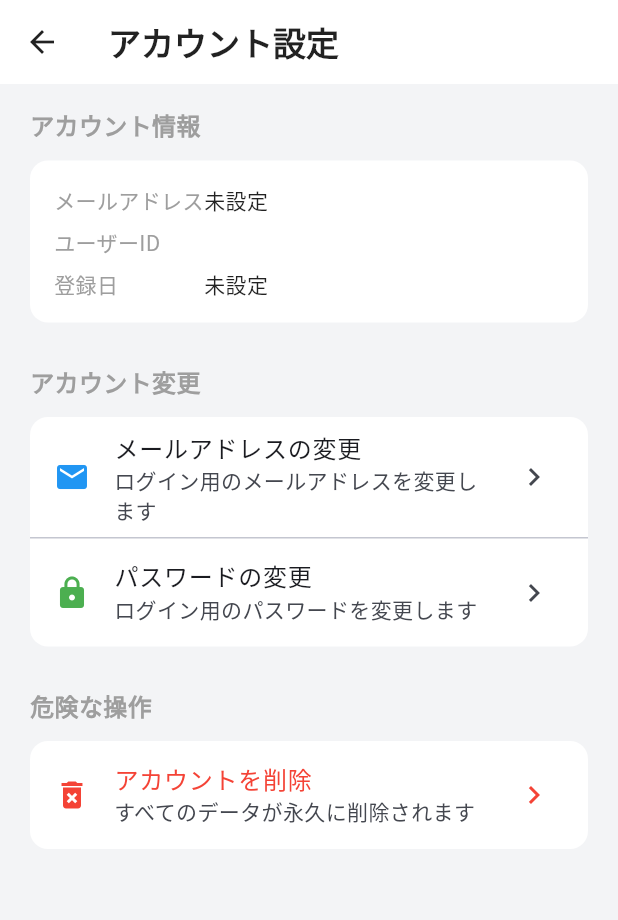
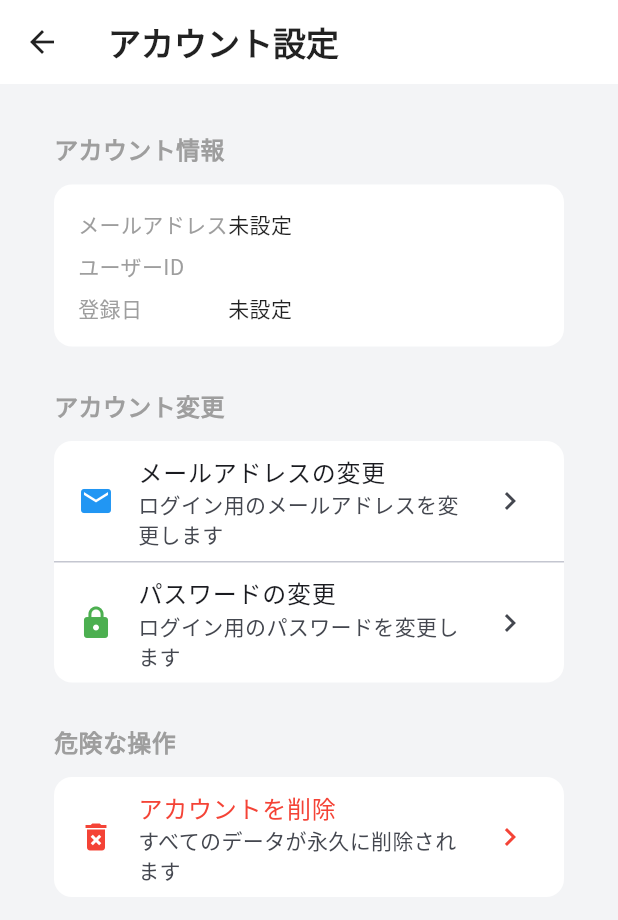
Before and after one commit to naka6ryo/Yuruito_UI_idea, a Flutter app: the SettingsScreen screen opened by its route, after a tap on "アカウント管理", on a phone screen of 412 x 824 dp. Shown: the top 920 px of the screen. Run offline on Flutter 3.47's test engine with Material 3 defaults, Android fonts, the phone set to English and light mode, and no system bars; our stand-ins replace cloud_firestore, firebase_auth, firebase_core, flutter_riverpod, geolocator, google_fonts and 2 more; missing offline and left inert: dart:html, dart:js_util; accounts and stored records are empty; statements that could not run were skipped.

Commit message:
スマホUI完全対応！！！！

```diff
--- a/lib/features/settings/presentation/account_settings_screen.dart
+++ b/lib/features/settings/presentation/account_settings_screen.dart
@@ -274,8 +274,31 @@ class _AccountSettingsScreenState extends State<AccountSettingsScreen> {
 
   @override
   Widget build(BuildContext context) {
-    // Use same phone-like framed layout on web as AppShell
-    if (kIsWeb) {
+    final screenWidth = MediaQuery.of(context).size.width;
+    const phoneWidthThreshold = 900.0;
+    final isWeb = kIsWeb;
+    final isNarrow = screenWidth < phoneWidthThreshold;
+
+    final scaffold = Scaffold(
+      backgroundColor: const Color(0xFFF3F4F6),
+      appBar: AppBar(
+        backgroundColor: Colors.white,
+        elevation: 0.5,
+        leading: IconButton(
+          icon: const Icon(Icons.arrow_back, color: Colors.black87),
+          onPressed: () => Navigator.pop(context),
+        ),
+        title: const Text(
+          'アカウント設定',
+          style: TextStyle(color: Colors.black87, fontWeight: FontWeight.w600),
+        ),
+      ),
+      body: _isLoading
+          ? const Center(child: CircularProgressIndicator())
+          : SingleChildScrollView(padding: const EdgeInsets.all(16), child: _buildBody()),
+    );
+
+    if (isWeb && !isNarrow) {
       const aspect = 9 / 19.5;
       const maxPhoneWidth = 384.0;
 
@@ -300,24 +323,7 @@ class _AccountSettingsScreenState extends State<AccountSettingsScreen> {
                 boxShadow: [BoxShadow(color: const Color.fromRGBO(0, 0, 0, 0.12), blurRadius: 24, offset: const Offset(0, 8))],
               ),
               clipBehavior: Clip.hardEdge,
-              child: Scaffold(
-                backgroundColor: Colors.transparent,
-                appBar: AppBar(
-                  backgroundColor: Colors.white,
-                  elevation: 0.5,
-                  leading: IconButton(
-                    icon: const Icon(Icons.arrow_back, color: Colors.black87),
-                    onPressed: () => Navigator.pop(context),
-                  ),
-                  title: const Text(
-                    'アカウント設定',
-                    style: TextStyle(color: Colors.black87, fontWeight: FontWeight.w600),
-                  ),
-                ),
-                body: _isLoading
-                    ? const Center(child: CircularProgressIndicator())
-                    : SingleChildScrollView(padding: const EdgeInsets.all(16), child: _buildBody()),
-              ),
+              child: scaffold,
             ),
           ),
         );
@@ -326,21 +332,16 @@ class _AccountSettingsScreenState extends State<AccountSettingsScreen> {
 
     return Scaffold(
       backgroundColor: const Color(0xFFF3F4F6),
-      appBar: AppBar(
-        backgroundColor: Colors.white,
-        elevation: 0.5,
-        leading: IconButton(
-          icon: const Icon(Icons.arrow_back, color: Colors.black87),
-          onPressed: () => Navigator.pop(context),
-        ),
-        title: const Text(
-          'アカウント設定',
-          style: TextStyle(color: Colors.black87, fontWeight: FontWeight.w600),
+      appBar: scaffold.appBar,
+      body: SafeArea(
+        child: SingleChildScrollView(
+          padding: const EdgeInsets.all(16),
+          child: ConstrainedBox(
+            constraints: BoxConstraints(minHeight: MediaQuery.of(context).size.height - 48),
+            child: SizedBox(height: MediaQuery.of(context).size.height * 0.7, child: scaffold.body!),
+          ),
         ),
       ),
-      body: _isLoading
-          ? const Center(child: CircularProgressIndicator())
-          : SingleChildScrollView(padding: const EdgeInsets.all(16), child: _buildBody()),
     );
   }
 
--- a/lib/features/settings/presentation/settings_screen.dart
+++ b/lib/features/settings/presentation/settings_screen.dart
@@ -74,8 +74,13 @@ class SettingsScreen extends ConsumerWidget {
       ),
     );
 
-    // On web, render inside the same phone-like framed container used by AppShell
-    if (kIsWeb) {
+    final screenWidth = MediaQuery.of(context).size.width;
+    const phoneWidthThreshold = 900.0;
+    final isWeb = kIsWeb;
+    final isNarrow = screenWidth < phoneWidthThreshold;
+
+    // On web wide viewports, render inside the phone-like framed container used by AppShell.
+    if (isWeb && !isNarrow) {
       const aspect = 9 / 19.5;
       const maxPhoneWidth = 384.0;
       return LayoutBuilder(builder: (context, constraints) {
@@ -103,7 +108,20 @@ class SettingsScreen extends ConsumerWidget {
       });
     }
 
-    return scaffold;
+    // Narrow web viewports and non-web platforms use full-screen scaffold
+    return Scaffold(
+      backgroundColor: const Color(0xFFF3F4F6),
+      appBar: scaffold.appBar,
+      body: SafeArea(
+        child: SingleChildScrollView(
+          padding: const EdgeInsets.symmetric(horizontal: 16, vertical: 12),
+          child: ConstrainedBox(
+            constraints: BoxConstraints(minHeight: MediaQuery.of(context).size.height - 48),
+            child: SizedBox(height: MediaQuery.of(context).size.height * 0.7, child: scaffold.body!),
+          ),
+        ),
+      ),
+    );
   }
 }
 
```
Also changed, not shown: lib/features/chat/presentation/chat_room_screen.dart (+20 -6 lines), lib/features/settings/presentation/notification_settings_screen.dart (+34 -33 lines), lib/features/settings/presentation/privacy_settings_screen.dart (+34 -33 lines), lib/features/settings/presentation/profile_settings_screen.dart (+53 -67 lines), 1 other file.
